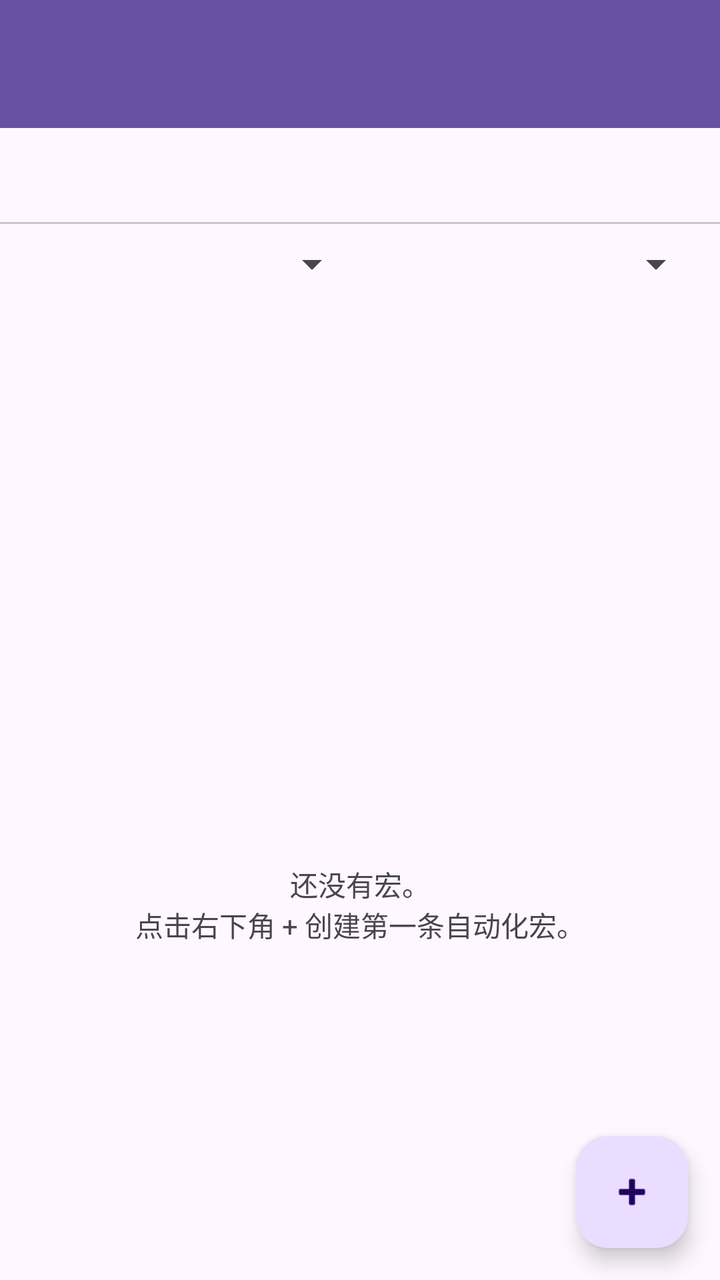
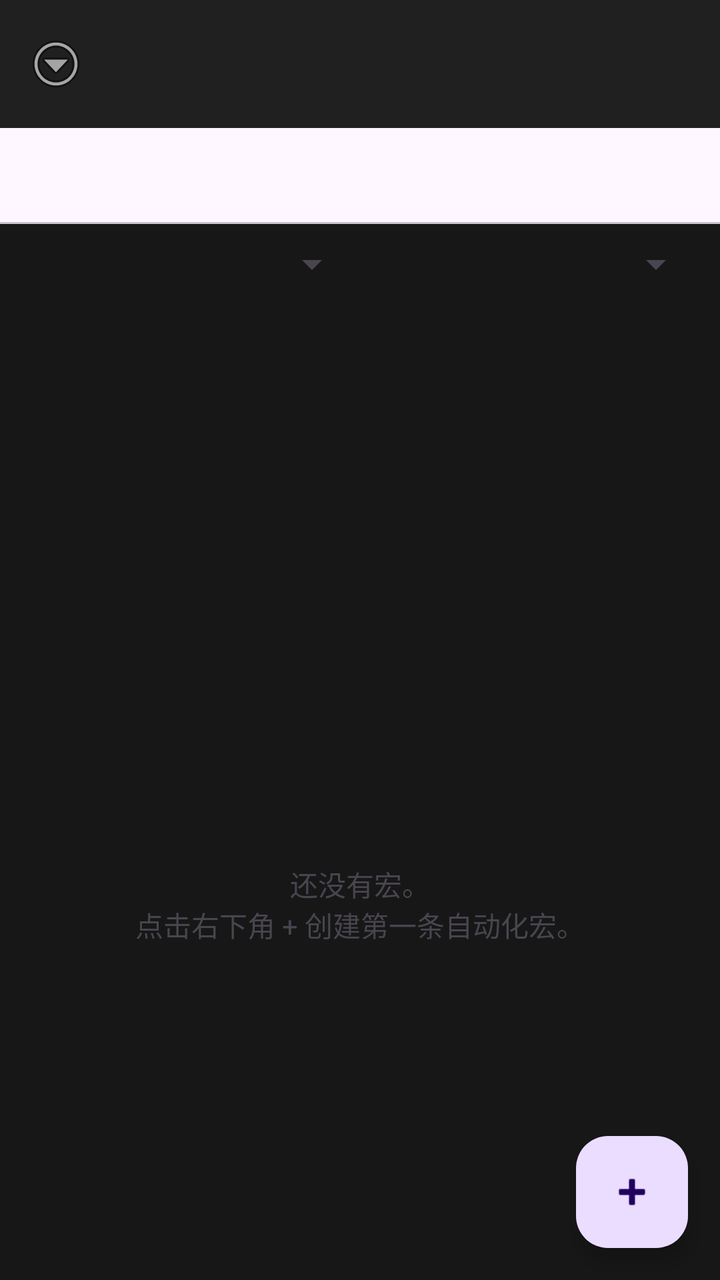

Compare the two renders of this Android layout. The source of the first and the diff that turns it into the second are given below.
<!-- AndroidManifest.xml: application theme Theme.AutoDroid -->
<!-- res/layout/activity_main.xml -->
<?xml version="1.0" encoding="utf-8"?>
<LinearLayout xmlns:android="http://schemas.android.com/apk/res/android"
    xmlns:app="http://schemas.android.com/apk/res-auto"
    android:layout_width="match_parent"
    android:layout_height="match_parent"
    android:orientation="vertical">

    <com.google.android.material.appbar.MaterialToolbar
        android:id="@+id/toolbar"
        android:layout_width="match_parent"
        android:layout_height="?attr/actionBarSize"
        android:background="?attr/colorPrimary"
        android:title="@string/rules_title"
        app:titleTextColor="@android:color/white"
        app:subtitleTextColor="@android:color/white" />

    <com.google.android.material.tabs.TabLayout
        android:id="@+id/tab_layout"
        android:layout_width="match_parent"
        android:layout_height="wrap_content" />

    <FrameLayout
        android:layout_width="match_parent"
        android:layout_height="0dp"
        android:layout_weight="1">

        <LinearLayout
            android:id="@+id/rules_page"
            android:layout_width="match_parent"
            android:layout_height="match_parent"
            android:orientation="vertical">

            <LinearLayout
                android:layout_width="match_parent"
                android:layout_height="wrap_content"
                android:orientation="horizontal"
                android:padding="8dp">

                <Spinner
                    android:id="@+id/spinner_trigger_filter"
                    android:layout_width="0dp"
                    android:layout_height="wrap_content"
                    android:layout_weight="1" />

                <Spinner
                    android:id="@+id/spinner_action_filter"
                    android:layout_width="0dp"
                    android:layout_height="wrap_content"
                    android:layout_weight="1" />
            </LinearLayout>

            <ListView
                android:id="@+id/list_rules"
                android:layout_width="match_parent"
                android:layout_height="0dp"
                android:layout_weight="1" />

            <TextView
                android:id="@+id/rules_empty"
                android:layout_width="match_parent"
                android:layout_height="0dp"
                android:layout_weight="1"
                android:gravity="center"
                android:text="@string/rules_empty" />
        </LinearLayout>

        <LinearLayout
            android:id="@+id/logs_page"
            android:layout_width="match_parent"
            android:layout_height="match_parent"
            android:orientation="vertical"
            android:visibility="gone">

            <ListView
                android:id="@+id/list_logs"
                android:layout_width="match_parent"
                android:layout_height="0dp"
                android:layout_weight="1" />

            <TextView
                android:id="@+id/logs_empty"
                android:layout_width="match_parent"
                android:layout_height="0dp"
                android:layout_weight="1"
                android:gravity="center"
                android:text="@string/logs_empty" />
        </LinearLayout>
    </FrameLayout>

    <com.google.android.material.floatingactionbutton.FloatingActionButton
        android:id="@+id/fab_add"
        android:layout_width="wrap_content"
        android:layout_height="wrap_content"
        android:layout_gravity="bottom|end"
        android:layout_margin="16dp"
        android:contentDescription="@string/action_add"
        android:src="@android:drawable/ic_input_add" />
</LinearLayout>
<!-- resources referenced by this layout -->
<resources>
  <string name="action_add">新建规则</string>
  <string name="logs_empty">暂无执行记录。\n规则触发后会在这里显示。</string>
  <string name="rules_empty">还没有宏。\n点击右下角 + 创建第一条自动化宏。</string>
  <string name="rules_title">我的宏</string>
  <style name="Theme.AutoDroid" parent="Theme.Material3.DayNight.NoActionBar" />
</resources>

<!-- the commit's change to res/layout/activity_main.xml (unified diff, before → after) -->
@@ -3,14 +3,16 @@
     xmlns:app="http://schemas.android.com/apk/res-auto"
     android:layout_width="match_parent"
     android:layout_height="match_parent"
+    android:background="#FF171717"
     android:orientation="vertical">
 
     <com.google.android.material.appbar.MaterialToolbar
         android:id="@+id/toolbar"
         android:layout_width="match_parent"
         android:layout_height="?attr/actionBarSize"
-        android:background="?attr/colorPrimary"
+        android:background="#FF202020"
         android:title="@string/rules_title"
+        app:navigationIcon="@android:drawable/ic_menu_more"
         app:titleTextColor="@android:color/white"
         app:subtitleTextColor="@android:color/white" />
 
@@ -53,7 +55,9 @@
                 android:id="@+id/list_rules"
                 android:layout_width="match_parent"
                 android:layout_height="0dp"
-                android:layout_weight="1" />
+                android:layout_weight="1"
+                android:divider="@android:color/transparent"
+                android:dividerHeight="6dp" />
 
             <TextView
                 android:id="@+id/rules_empty"
